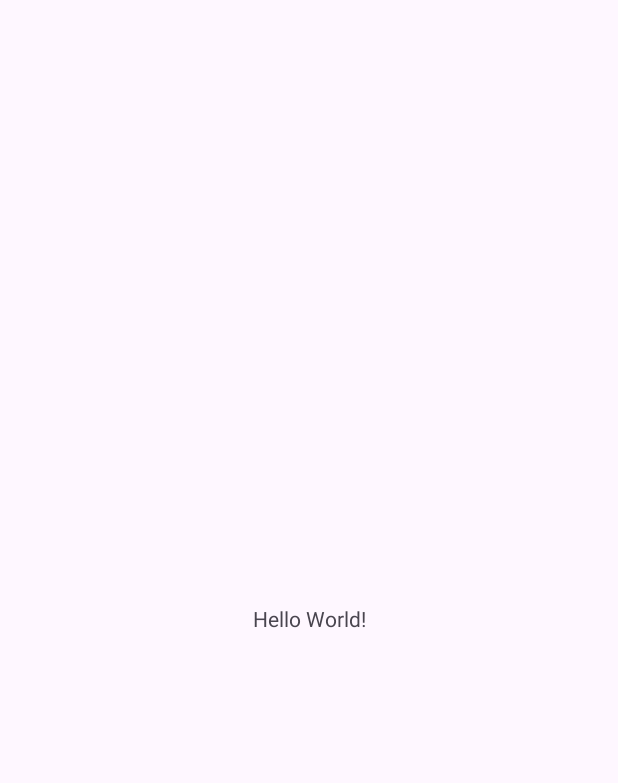
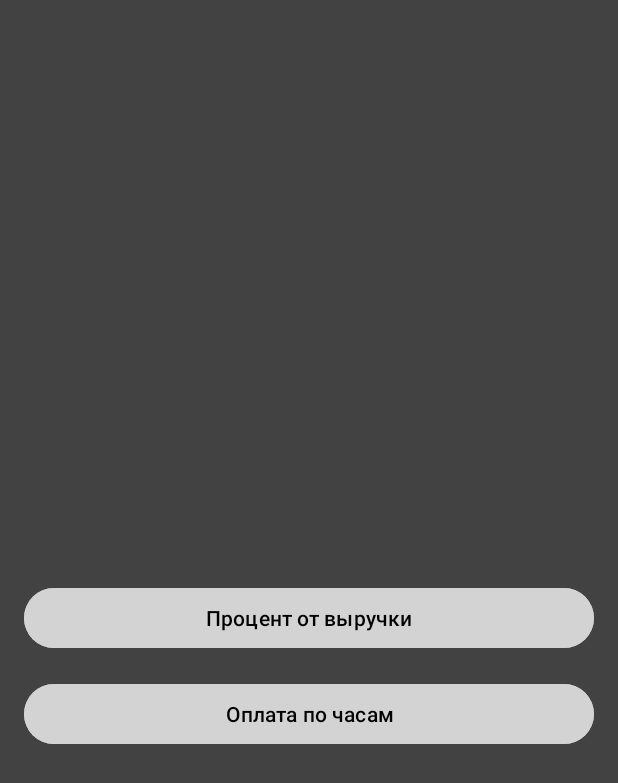
Before and after one commit to BigLebowski9770/Salary-Calculator, an Android app: the screen it shows after launch (MainActivity), on a phone screen of 412 x 824 dp. Before the commit the part shown is almost empty. Shown: the top 783 px of the screen. Run offline under Robolectric (Android 15) with nearby library versions, the phone set to English and light mode, and no system bars; libraries missing offline, so code that uses them is left out: com.github.terrakok.cicerone; 1 statement that could not run was skipped.

```diff
--- a/app/src/main/AndroidManifest.xml
+++ b/app/src/main/AndroidManifest.xml
@@ -3,6 +3,7 @@
     xmlns:tools="http://schemas.android.com/tools">
 
     <application
+        android:name=".App"
         android:allowBackup="true"
         android:dataExtractionRules="@xml/data_extraction_rules"
         android:fullBackupContent="@xml/backup_rules"
@@ -13,7 +14,7 @@
         android:theme="@style/Theme.SalaryCalculator"
         tools:targetApi="34">
         <activity
-            android:name=".MainActivity"
+            android:name=".activity.MainActivity"
             android:exported="true">
             <intent-filter>
                 <action android:name="android.intent.action.MAIN" />
--- /dev/null
+++ b/app/src/main/java/com/loves2spooge/salary_calculator/App.kt
@@ -0,0 +1,15 @@
+package com.loves2spooge.salary_calculator
+
+import android.app.Application
+import com.loves2spooge.salary_calculator.di.AppComponent
+import com.loves2spooge.salary_calculator.di.DaggerAppComponent
+
+class App: Application() {
+
+    lateinit var appComponent: AppComponent
+
+    override fun onCreate() {
+        super.onCreate()
+        appComponent = DaggerAppComponent.builder().build()
+    }
+}
--- /dev/null
+++ b/app/src/main/java/com/loves2spooge/salary_calculator/activity/MainActivity.kt
@@ -0,0 +1,66 @@
+package com.loves2spooge.salary_calculator.activity
+
+import android.os.Bundle
+import android.util.Log
+import android.widget.Button
+import androidx.appcompat.app.AppCompatActivity
+import androidx.lifecycle.ViewModelProvider
+import com.github.terrakok.cicerone.androidx.AppNavigator
+import com.loves2spooge.salary_calculator.App
+import com.loves2spooge.salary_calculator.R
+import com.loves2spooge.salary_calculator.Screens.ClockCalcFrag
+import com.loves2spooge.salary_calculator.Screens.RevenueCalcFrag
+import com.loves2spooge.salary_calculator.viewmodel.MainViewModel
+import com.loves2spooge.salary_calculator.viewmodel.MainViewModelFactory
+import javax.inject.Inject
+
+class MainActivity : AppCompatActivity() {
+
+    private lateinit var buttonPercentageOfRevenue: Button
+    private lateinit var buttonPaymentByTheHour: Button
+
+    @Inject
+    lateinit var viewModelFactory: MainViewModelFactory
+
+    private val navigator = AppNavigator(this, R.id.container)
+
+    private val mainViewModel by lazy {
+        ViewModelProvider(this, viewModelFactory)[MainViewModel::class.java]
+    }
+
+    override fun onCreate(savedInstanceState: Bundle?) {
+        super.onCreate(savedInstanceState)
+        setContentView(R.layout.activity_main)
+        (applicationContext as App).appComponent.inject(this)
+
+        setUi()
+        setListenerButtons()
+    }
+
+    private fun setUi() {
+        buttonPercentageOfRevenue = findViewById(R.id.button_percentage_of_revenue)
+        buttonPaymentByTheHour = findViewById(R.id.button_payment_by_the_hour)
+    }
+
+    private fun setListenerButtons() {
+        buttonPercentageOfRevenue.setOnClickListener {
+            Log.d("TAG", "buttonPercentageOfRevenue")
+            mainViewModel.openNewScreen(RevenueCalcFrag())
+        }
+
+        buttonPaymentByTheHour.setOnClickListener {
+            Log.d("TAG", "buttonPaymentByTheHour")
+            mainViewModel.openNewScreen(ClockCalcFrag())
+        }
+    }
+
+    override fun onResumeFragments() {
+        super.onResumeFragments()
+        mainViewModel.getNavHolder().setNavigator(navigator)
+    }
+
+    override fun onPause() {
+        mainViewModel.getNavHolder().removeNavigator()
+        super.onPause()
+    }
+}
--- /dev/null
+++ b/app/src/main/java/com/loves2spooge/salary_calculator/di/AppComponent.kt
@@ -0,0 +1,15 @@
+package com.loves2spooge.salary_calculator.di
+
+import com.loves2spooge.salary_calculator.activity.MainActivity
+import dagger.Component
+
+@Component(
+    modules = [
+        NavigationModule::class
+    ]
+)
+interface AppComponent {
+
+    fun inject(activity: MainActivity)
+
+}
--- /dev/null
+++ b/app/src/main/java/com/loves2spooge/salary_calculator/viewmodel/MainViewModel.kt
@@ -0,0 +1,35 @@
+package com.loves2spooge.salary_calculator.viewmodel
+
+import androidx.lifecycle.ViewModel
+import androidx.lifecycle.ViewModelProvider
+import com.github.terrakok.cicerone.NavigatorHolder
+import com.github.terrakok.cicerone.Router
+import com.github.terrakok.cicerone.Screen
+import javax.inject.Inject
+import javax.inject.Provider
+
+class MainViewModel @Inject constructor(
+    private val router: Router,
+    private val navigationHolder: NavigatorHolder
+) : ViewModel() {
+
+    fun openNewScreen(screen: Screen) {
+        router.navigateTo(screen)
+    }
+
+    fun getNavHolder(): NavigatorHolder {
+        return navigationHolder
+    }
+}
+
+class MainViewModelFactory @Inject constructor(
+    myViewModelProvider: Provider<MainViewModel>
+) : ViewModelProvider.Factory {
+    private val providers = mapOf<Class<*>, Provider<out ViewModel>>(
+        MainViewModel::class.java to myViewModelProvider
+    )
+
+    override fun <T : ViewModel> create(modelClass: Class<T>): T {
+        return providers[modelClass]!!.get() as T
+    }
+}
--- a/app/src/main/res/layout/activity_main.xml
+++ b/app/src/main/res/layout/activity_main.xml
@@ -4,15 +4,47 @@
     xmlns:tools="http://schemas.android.com/tools"
     android:layout_width="match_parent"
     android:layout_height="match_parent"
-    tools:context=".MainActivity">
+    android:background="@color/cardview_dark_background"
+    tools:context=".activity.MainActivity">
 
-    <TextView
-        android:layout_width="wrap_content"
+    <Button
+        android:id="@+id/button_percentage_of_revenue"
+        android:layout_width="match_parent"
         android:layout_height="wrap_content"
-        android:text="Hello World!"
+        android:text="@string/percentage_of_revenue"
+        android:backgroundTint="@color/button_color"
+        android:textColor="@color/black"
+        android:layout_marginStart="16dp"
+        android:layout_marginEnd="16dp"
+        android:elevation="16dp"
+        app:layout_constraintBottom_toBottomOf="parent"
+        app:layout_constraintEnd_toEndOf="parent"
+        app:layout_constraintHorizontal_bias="0.0"
+        app:layout_constraintStart_toStartOf="parent"
+        app:layout_constraintTop_toTopOf="parent" />
+
+    <Button
+        android:id="@+id/button_payment_by_the_hour"
+        android:layout_width="match_parent"
+        android:layout_height="wrap_content"
+        android:layout_gravity="center"
+        android:text="@string/payment_by_the_hour"
+        android:layout_marginTop="16dp"
+        android:backgroundTint="@color/button_color"
+        android:textColor="@color/black"
+        android:layout_marginStart="16dp"
+        android:layout_marginEnd="16dp"
+        app:layout_constraintEnd_toEndOf="parent"
+        app:layout_constraintStart_toStartOf="parent"
+        app:layout_constraintTop_toBottomOf="@+id/button_percentage_of_revenue" />
+
+    <androidx.fragment.app.FragmentContainerView
+        android:id="@+id/container"
+        android:layout_width="match_parent"
+        android:layout_height="match_parent"
         app:layout_constraintBottom_toBottomOf="parent"
         app:layout_constraintEnd_toEndOf="parent"
         app:layout_constraintStart_toStartOf="parent"
-        app:layout_constraintTop_toTopOf="parent" />
+        app:layout_constraintTop_toBottomOf="parent" />
 
 </androidx.constraintlayout.widget.ConstraintLayout>
--- a/app/src/main/res/values/colors.xml
+++ b/app/src/main/res/values/colors.xml
@@ -2,4 +2,7 @@
 <resources>
     <color name="black">#FF000000</color>
     <color name="white">#FFFFFFFF</color>
+    <color name="button_color">#D3D3D3</color>
+    <color name="background_for_revenue_screen">#DF9A9A</color>
+    <color name="background_for_clock_calc">#9AC9DF</color>
 </resources>
--- a/app/src/main/res/values/strings.xml
+++ b/app/src/main/res/values/strings.xml
@@ -1,3 +1,9 @@
 <resources>
     <string name="app_name">Salary-Calculator</string>
+    <string name="percentage_of_revenue">Процент от выручки</string>
+    <string name="payment_by_the_hour">Оплата по часам</string>
+    <string name="hint_for_clock_sum_field">Введите сумму сколько получаете за час</string>
+    <string name="hint_for_hour_count">Введите количество часов</string>
+    <string name="hint_input_sum">Введите сумму</string>
+    <string name="hint_input_percent">Введите процент от прибыли</string>
 </resources>
--- a/gradle.properties
+++ b/gradle.properties
@@ -21,3 +21,4 @@ kotlin.code.style=official
 # resources declared in the library itself and none from the library's dependencies,
 # thereby reducing the size of the R class for that library
 android.nonTransitiveRClass=true
+android.enableJetifier=true
```
Also changed, not shown: app/build.gradle.kts (+10 -0 lines), app/src/main/java/com/loves2spooge/salary_calculator/MainActivity.kt (deleted, +0 -11 lines), app/src/main/java/com/loves2spooge/salary_calculator/Screens.kt (added, +11 -0 lines), app/src/main/java/com/loves2spooge/salary_calculator/di/NavigationModule.kt (added, +23 -0 lines), app/src/main/java/com/loves2spooge/salary_calculator/fragment/ClockCalculationFragment.kt (added, +19 -0 lines), app/src/main/java/com/loves2spooge/salary_calculator/fragment/RevenueCalculationFragment.kt (added, +19 -0 lines), app/src/main/res/layout/fragment_clock_calculation.xml (added, +54 -0 lines), app/src/main/res/layout/fragment_revenue_calculation.xml (added, +54 -0 lines).
